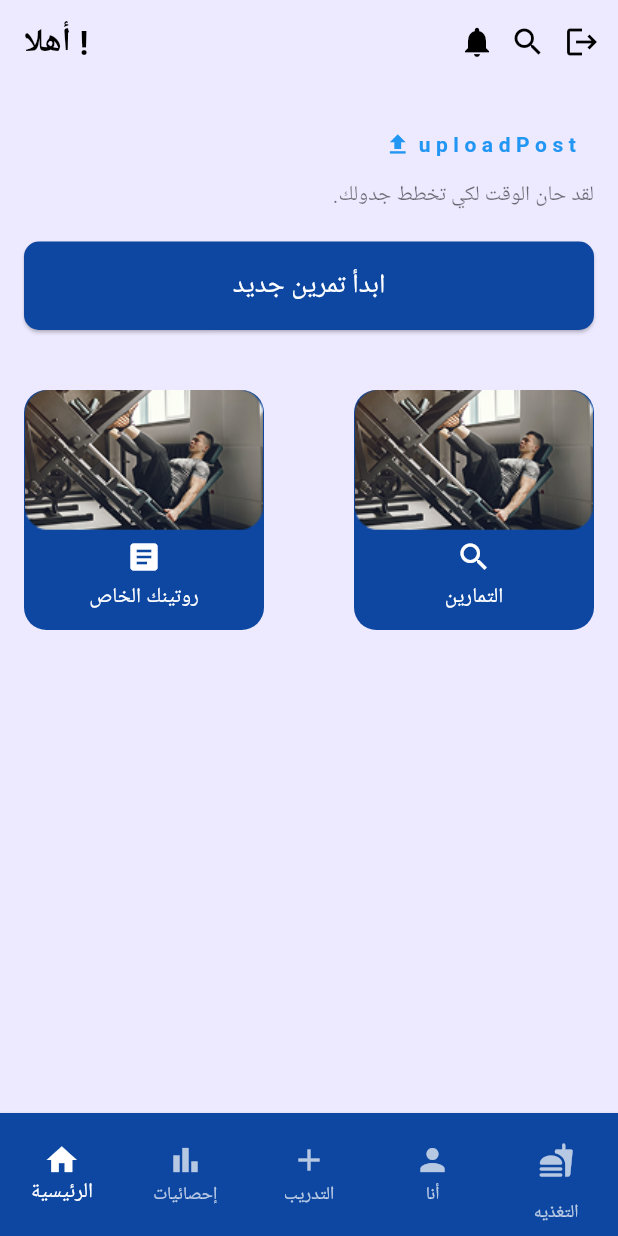
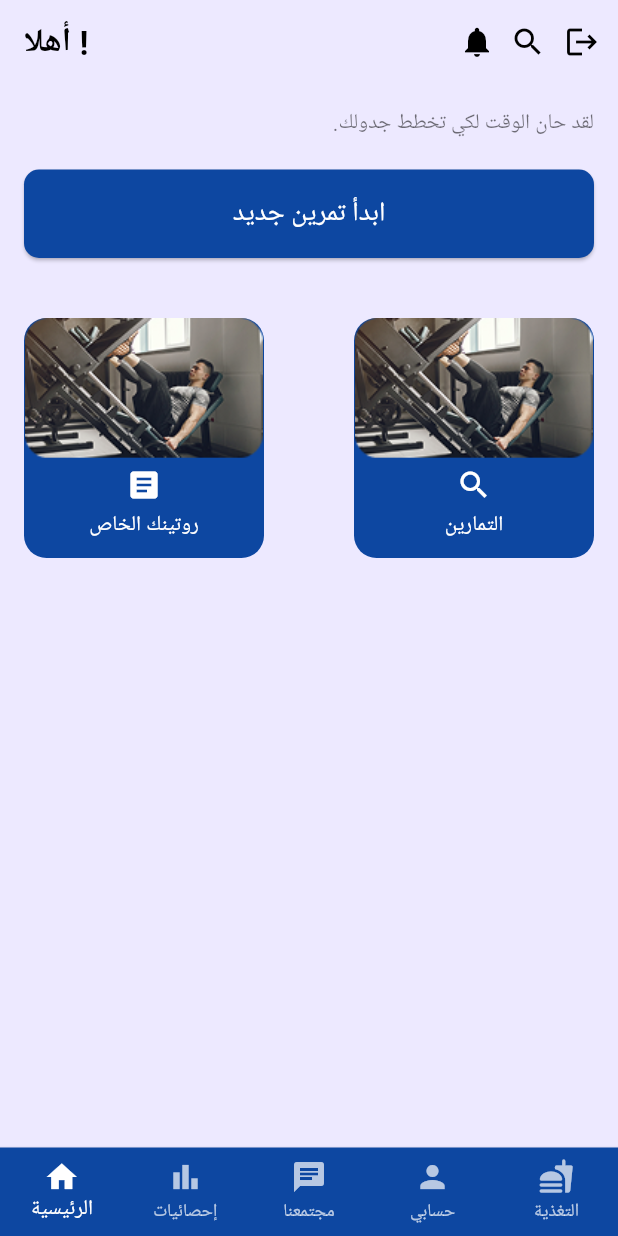
Before and after one commit to omarhefnawy/DR-FIT, a Flutter app: the DrFitLayout screen opened directly, on a phone screen of 412 x 824 dp. Run offline on Flutter 3.47's test engine with Material 3 defaults, Android fonts, the phone set to English and light mode, and no system bars; our stand-ins replace awesome_dialog, bloc, cloud_firestore, conditional_builder_null_safety, dio, firebase_auth and 9 more; missing offline and left inert: bloc_provider, google_mlkit_translation, translator, vertical_weight_slider; accounts and stored records are empty; network calls fail.

Commit message:
new updates with new branch

```diff
--- a/lib/core/utils/custom_appbar.dart
+++ b/lib/core/utils/custom_appbar.dart
@@ -1,11 +1,11 @@
 import 'package:dr_fit/core/utils/constants.dart';
-import 'package:dr_fit/features/exercises/controller/exercise_cubit.dart';
 import 'package:flutter/material.dart';
 
 AppBar customAppBar(
   context,
 ) {
   return AppBar(
+    automaticallyImplyLeading: false,
     forceMaterialTransparency: true,
     leadingWidth: 200,
     backgroundColor: kPrimaryColor,
--- a/lib/features/auth/presentation/screens/login/login_screen.dart
+++ b/lib/features/auth/presentation/screens/login/login_screen.dart
@@ -7,7 +7,6 @@ import 'package:dr_fit/features/data_entry/presentation/screens/intro_screen.dar
 import 'package:dr_fit/core/utils/component.dart';
 import 'package:dr_fit/features/layout/presentation/screens/layout.dart';
 import 'package:dr_fit/features/profile/controller/profile_cubit.dart';
-import 'package:dr_fit/features/profile/controller/profile_states.dart';
 import 'package:firebase_auth/firebase_auth.dart';
 import 'package:flutter/material.dart';
 import 'package:flutter_bloc/flutter_bloc.dart';
@@ -16,6 +15,8 @@ class LoginScreen extends StatelessWidget {
   var formKey = GlobalKey<FormState>();
   TextEditingController emailController = TextEditingController();
   TextEditingController passwordController = TextEditingController();
+
+  LoginScreen({super.key});
 
   @override
   Widget build(BuildContext context) {
--- a/lib/features/exercises/presentation/widgets/custom_card.dart
+++ b/lib/features/exercises/presentation/widgets/custom_card.dart
@@ -4,7 +4,7 @@ import 'package:dr_fit/features/exercises/model/exercise_model.dart';
 import 'package:dr_fit/features/exercises/presentation/screens/exercises_info.dart';
 import 'package:flutter/material.dart';
 
-Widget customCard({required Exercise exercise, required context}) {
+Widget customCard({required Exercise exercise, required context,String? translatedName,}) {
   return Container(
     height: 100,
     alignment: Alignment.center,
@@ -38,7 +38,7 @@ Widget customCard({required Exercise exercise, required context}) {
         ),
         radius: 30,
       ),
-      title: Text(exercise.name),
+      title: Text(translatedName ?? exercise.name,),
       subtitle: Text(exercise.target),
     ),
   );
--- a/lib/features/layout/presentation/screens/layout.dart
+++ b/lib/features/layout/presentation/screens/layout.dart
@@ -1,12 +1,10 @@
-import 'package:flutter_bloc/flutter_bloc.dart'; // ✅ أضف هذا
-import 'package:dr_fit/core/utils/component.dart';
+import 'package:dr_fit/features/recipe/presentation/screen/recipe_view.dart';
+import 'package:dr_fit/features/screens/PostsScreen.dart';
+import 'package:flutter_bloc/flutter_bloc.dart';
 import 'package:dr_fit/core/utils/constants.dart';
 import 'package:dr_fit/features/profile/controller/profile_cubit.dart';
 import 'package:dr_fit/features/profile/controller/profile_states.dart';
 import 'package:dr_fit/features/profile/presentation/profile_screen.dart';
-import 'package:dr_fit/features/recipe/presentation/screen/recipe_view.dart';
-import 'package:dr_fit/features/screens/Training.dart';
-import 'package:dr_fit/features/screens/food.dart';
 import 'package:dr_fit/features/screens/home.dart';
 import 'package:dr_fit/features/screens/statistics.dart';
 import 'package:firebase_auth/firebase_auth.dart';
@@ -35,16 +33,15 @@ class _DrFitLayoutState extends State<DrFitLayout> {
         return const Center(child: CircularProgressIndicator());
       },
     ),
-    Training(),
+    PostsScreen(),
     ProfileScreen(uid: FirebaseAuth.instance.currentUser!.uid),
-    Food(),
+    RecipeView(),
   ];
 
   @override
   Widget build(BuildContext context) {
     return Scaffold(
       backgroundColor: kPrimaryColor,
-      // floatingActionButton: IconButton( icon:Icon(Icons.search), onPressed: () { },),
       body: screens[currentIndex],
       bottomNavigationBar: BottomNavigationBar(
         currentIndex: currentIndex,
@@ -61,17 +58,9 @@ class _DrFitLayoutState extends State<DrFitLayout> {
         items: [
           BottomNavigationBarItem(icon: Icon(Icons.home), label: 'الرئيسية'),
           BottomNavigationBarItem(icon: Icon(Icons.bar_chart), label: 'إحصائيات'),
-          BottomNavigationBarItem(icon: Icon(Icons.add), label: 'التدريب'),
-          BottomNavigationBarItem(icon: Icon(Icons.person), label: 'أنا'),
-          BottomNavigationBarItem(
-            icon: IconButton(
-              onPressed: () {
-                navigateTo(context, RecipeView());
-              },
-              icon: Icon(Icons.fastfood_rounded),
-            ),
-            label: 'التغذيه',
-          ),
+          BottomNavigationBarItem(icon: Icon(Icons.chat), label: 'مجتمعنا'),
+          BottomNavigationBarItem(icon: Icon(Icons.person), label: 'حسابي'),
+          BottomNavigationBarItem(icon: Icon(Icons.fastfood_rounded), label: ' التغذية '),
         ],
       ),
     );
--- a/lib/features/recipe/presentation/screen/recipe_view.dart
+++ b/lib/features/recipe/presentation/screen/recipe_view.dart
@@ -3,7 +3,6 @@ import 'package:flutter_bloc/flutter_bloc.dart';
 import 'package:loading_animation_widget/loading_animation_widget.dart';
 import 'package:dr_fit/core/utils/component.dart';
 import 'package:dr_fit/core/utils/constants.dart';
-import 'package:dr_fit/core/utils/custom_appbar.dart';
 import 'package:dr_fit/features/recipe/controller/recipe_cubit.dart';
 import 'package:dr_fit/features/recipe/model/recipe_model.dart';
 import 'package:dr_fit/features/recipe/presentation/screen/recipe_details.dart';
@@ -14,7 +13,6 @@ class RecipeView extends StatelessWidget {
   @override
   Widget build(BuildContext context) {
     return Scaffold(
-      appBar: customAppBar(context),
       backgroundColor: kPrimaryColor,
       body: Padding(
         padding: const EdgeInsets.all(8.0),
--- a/lib/features/screens/home.dart
+++ b/lib/features/screens/home.dart
@@ -4,30 +4,14 @@ import 'package:dr_fit/features/auth/presentation/screens/login/cubit/cubit.dart
 import 'package:dr_fit/features/auth/presentation/screens/login/cubit/states.dart';
 import 'package:dr_fit/features/auth/presentation/screens/login/login_screen.dart';
 import 'package:dr_fit/features/exercises/presentation/screens/exercises_type.dart';
-import 'package:dr_fit/features/layout/presentation/widgets/post_card.dart';
 import 'package:dr_fit/features/layout/presentation/widgets/workout_card.dart';
-import 'package:dr_fit/features/posts/cubit/posts_cubit.dart';
-import 'package:dr_fit/features/posts/cubit/posts_state.dart';
-import 'package:dr_fit/features/posts/presetation/screens/add_post.dart';
 import 'package:dr_fit/features/profile/controller/profile_cubit.dart';
 import 'package:dr_fit/features/profile/controller/profile_states.dart';
 import 'package:flutter/material.dart';
 import 'package:flutter_bloc/flutter_bloc.dart';
 
-class Home extends StatefulWidget {
+class Home extends StatelessWidget {
   Home({super.key});
-
-  @override
-  State<Home> createState() => _DrFitLayoutState();
-}
-
-class _DrFitLayoutState extends State<Home> {
-  @override
-  void initState() {
-    super.initState();
-    // جلب البوستات عند فتح الصفحة
-    context.read<PostsCubit>().fetchAllPosts();
-  }
 
   @override
   Widget build(BuildContext context) {
@@ -41,7 +25,7 @@ class _DrFitLayoutState extends State<Home> {
           builder: (context, state) {
             if (state is ProfileLoaded) {
               return Text(
-                '${state.profileData.name}  أهلاً ',
+                '${state.profileData.name} ${_getGreetingMessage()}',
                 style:
                     TextStyle(color: Colors.black, fontWeight: FontWeight.bold),
               );
@@ -75,45 +59,12 @@ class _DrFitLayoutState extends State<Home> {
             textDirection: TextDirection.rtl,
             crossAxisAlignment: CrossAxisAlignment.start,
             children: [
-              // زر رفع بوست جديد
-              TextButton(
-                onPressed: () {
-                  final state = context.read<ProfileCubit>().state;
-                  if (state is ProfileLoaded) {
-                    navigateTo(
-                        context,
-                        AddPostScreen(
-                          userName: state.profileData.name,
-                        ));
-                  }
-                },
-                child: Row(
-                  mainAxisAlignment: MainAxisAlignment.end,
-                  children: [
-                    Icon(
-                      Icons.upload,
-                      color: Colors.blue,
-                    ),
-                    SizedBox(width: 5),
-                    Text(
-                      'u p l o a d P o s t',
-                      style: TextStyle(
-                          fontWeight: FontWeight.bold, color: Colors.blue),
-                    ),
-                  ],
-                ),
-              ),
-
-              // نص ترحيبي
               Text(
                 textDirection: TextDirection.rtl,
                 'لقد حان الوقت لكي تخطط جدولك.',
                 style: TextStyle(color: Colors.black54),
               ),
-
               SizedBox(height: 20),
-
-              // زر بدء تمرين جديد
               ElevatedButton(
                 onPressed: () {},
                 style: ElevatedButton.styleFrom(
@@ -130,10 +81,7 @@ class _DrFitLayoutState extends State<Home> {
                   ),
                 ),
               ),
-
               SizedBox(height: 40),
-
-              // بطاقات التمارين والروتين
               Row(
                 mainAxisAlignment: MainAxisAlignment.spaceBetween,
                 children: [
@@ -157,59 +105,23 @@ class _DrFitLayoutState extends State<Home> {
                   ),
                 ],
               ),
-
               SizedBox(height: 20),
-
-              // البوستات
-              BlocBuilder<PostsCubit, PostsStates>(
-                builder: (context, state) {
-                  if (state is PostsLoadingState) {
-                    return Center(child: CircularProgressIndicator());
-                  } else if (state is PostsLoadedState) {
-                    final posts = state.posts;
-                    return ListView.separated(
-                      shrinkWrap: true,
-                      physics: NeverScrollableScrollPhysics(),
-                      itemCount: posts.length,
-                      separatorBuilder: (context, index) =>
-                          SizedBox(height: 10),
-                      itemBuilder: (context, index) {
-                        final post = posts[index];
-                        return BlocBuilder<ProfileCubit, ProfileStates>(
-                          builder: (context, profileState) {
-                            String userName = '';
-                            String uid = '';
-                            bool isOwner = false;
-                            if (profileState is ProfileLoaded) {
-                              userName = profileState.profileData.name;
-                              uid = profileState.profileData.uid;
-                            }
-                            return PostCard(
-                              userId: uid,
-                              name: userName,
-                              post: post,
-                              isOwner: isOwner,
-                            );
-                          },
-                        );
-                      },
-                    );
-                  } else if (state is PostsFailState) {
-                    return Center(
-                      child: Text(
-                        'حدث خطأ: ${state.error}',
-                        style: TextStyle(color: Colors.red),
-                      ),
-                    );
-                  }
-                  return Center(child: Text('لا يوجد بوستات حتى الآن.'));
-                },
-              ),
             ],
           ),
         ),
       ),
     );
+  }
+
+  String _getGreetingMessage() {
+    final hour = DateTime.now().hour;
+    if (hour < 12) {
+      return 'صباح الخير!';
+    } else if (hour < 18) {
+      return 'مساء الخير!';
+    } else {
+      return 'مساء الخير!';
+    }
   }
 
   void _showLogoutDialog(BuildContext context) {
@@ -222,7 +134,7 @@ class _DrFitLayoutState extends State<Home> {
           actions: [
             TextButton(
               onPressed: () {
-                Navigator.of(context).pop(); // إغلاق مربع الحوار
+                Navigator.of(context).pop();
               },
               child: Text('لا', style: TextStyle(color: Colors.grey)),
             ),
--- a/lib/features/screens/statistics.dart
+++ b/lib/features/screens/statistics.dart
@@ -672,6 +672,7 @@ void initState() {
         ],
       ),
       body: SingleChildScrollView(
+        physics: BouncingScrollPhysics(),
         padding: EdgeInsets.all(16),
         child: Column(
           crossAxisAlignment: CrossAxisAlignment.start,
```
Also changed, not shown: lib/features/screens/PostsScreen.dart (added, +83 -0 lines), lib/features/screens/Training.dart (deleted, +0 -10 lines), lib/features/screens/food.dart (deleted, +0 -11 lines), pubspec.yaml (+5 -4 lines), pubspec.lock, 1 other file.
